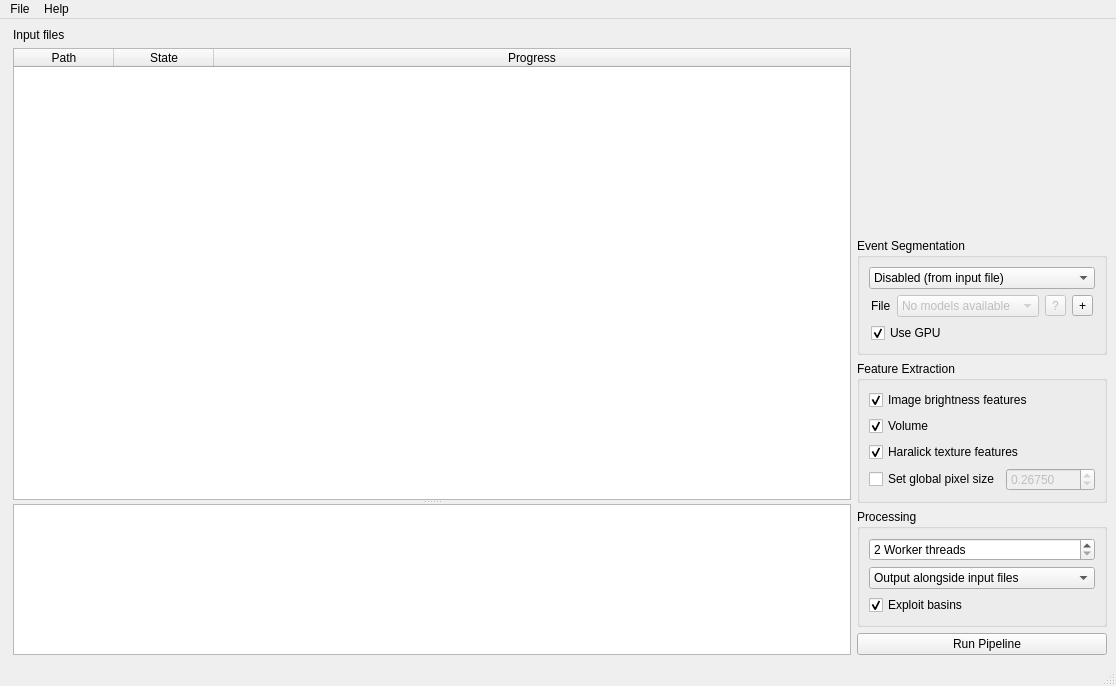
This is ui/main_window.ui in DC-analysis/ChipStream as Qt 5 draws it before an edit. The edited form follows.
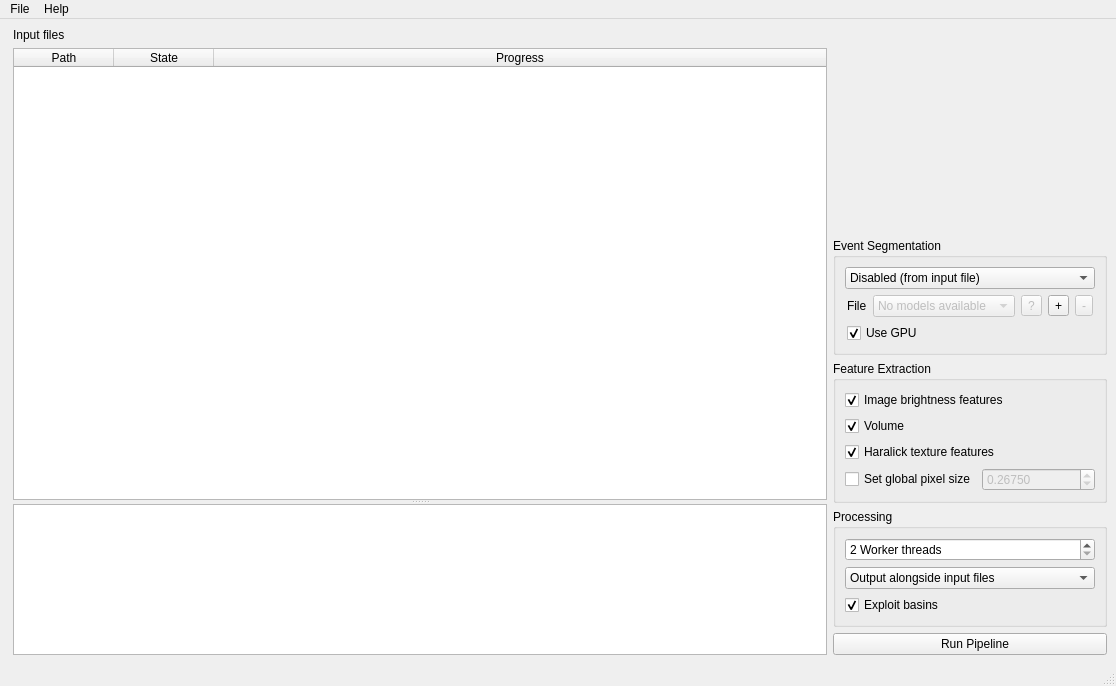
This is the edited form. Custom widgets are drawn as their Qt base class.

Commit message:
enh: add a button for removing segmentation models from the list (#11)
The "-" button next to "+" removes the selected model from the model
list. The model file is not deleted. Since ChipStream remembers the
directories of model files (and lists all models in them), removed
models are stored in the setting "segm/torch_model_files_removed" so
that they stay hidden in the next session. Adding a removed model
again with "+" lists it again. Adding the same model twice no longer
creates a duplicate entry.

Patch:
```diff
--- a/ui/main_window.ui
+++ b/ui/main_window.ui
@@ -315,6 +315,19 @@
                   </property>
                  </widget>
                 </item>
+                <item row="0" column="4">
+                 <widget class="QToolButton" name="toolButton_torch_remove">
+                  <property name="enabled">
+                   <bool>false</bool>
+                  </property>
+                  <property name="toolTip">
+                   <string>remove the selected model from the list</string>
+                  </property>
+                  <property name="text">
+                   <string>-</string>
+                  </property>
+                 </widget>
+                </item>
                 <item row="0" column="0">
                  <widget class="QLabel" name="label_3">
                   <property name="sizePolicy">
```
The commit also changes 4 other files.
